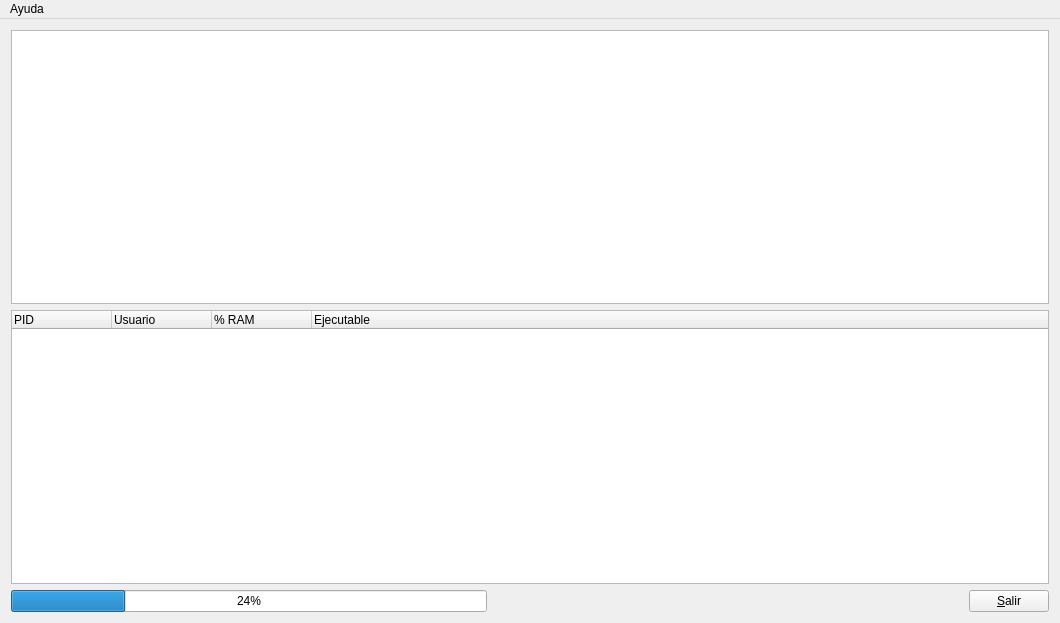
The window that proyectos/Proyecto_Erik_Sebastian/MonitorRAM/mainwindow.ui (gwolf/clase-sistop-2017-01) describes before a commit, drawn with Qt 5.
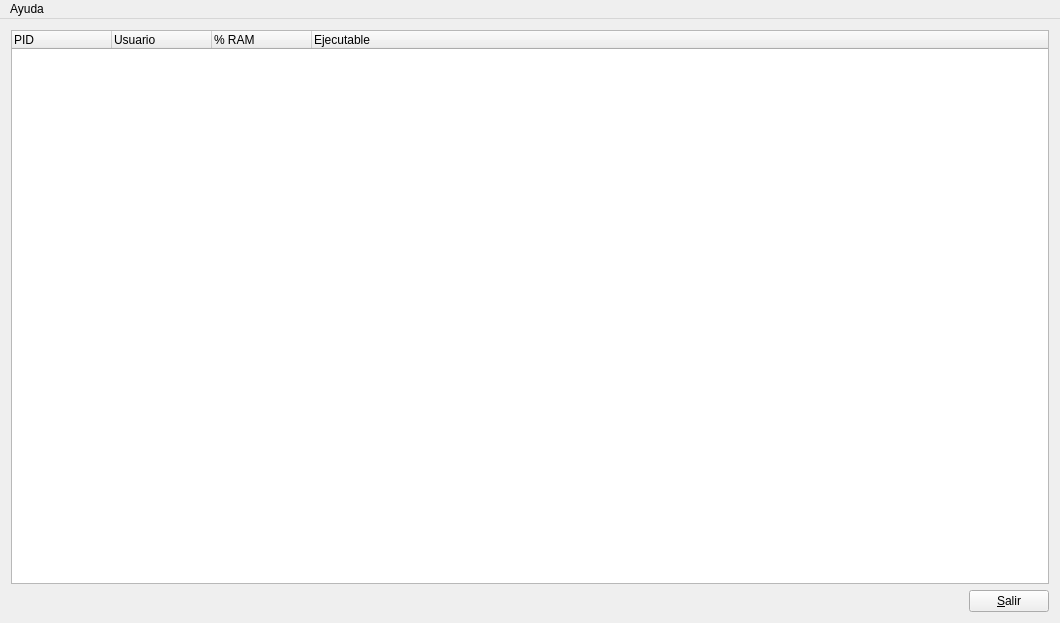
The same window after the commit.

What changed in the file:
```diff
--- a/proyectos/Proyecto_Erik_Sebastian/MonitorRAM/mainwindow.ui
+++ b/proyectos/Proyecto_Erik_Sebastian/MonitorRAM/mainwindow.ui
@@ -15,9 +15,6 @@
   </property>
   <widget class="QWidget" name="centralWidget">
    <layout class="QVBoxLayout" name="verticalLayout">
-    <item>
-     <widget class="QTableWidget" name="tableWidget"/>
-    </item>
     <item>
      <widget class="QTreeWidget" name="treeWidget">
       <column>
@@ -44,13 +41,6 @@
     </item>
     <item>
      <layout class="QHBoxLayout" name="horizontalLayout">
-      <item>
-       <widget class="QProgressBar" name="progressBar">
-        <property name="value">
-         <number>24</number>
-        </property>
-       </widget>
-      </item>
       <item>
        <spacer name="horizontalSpacer">
         <property name="orientation">
```
